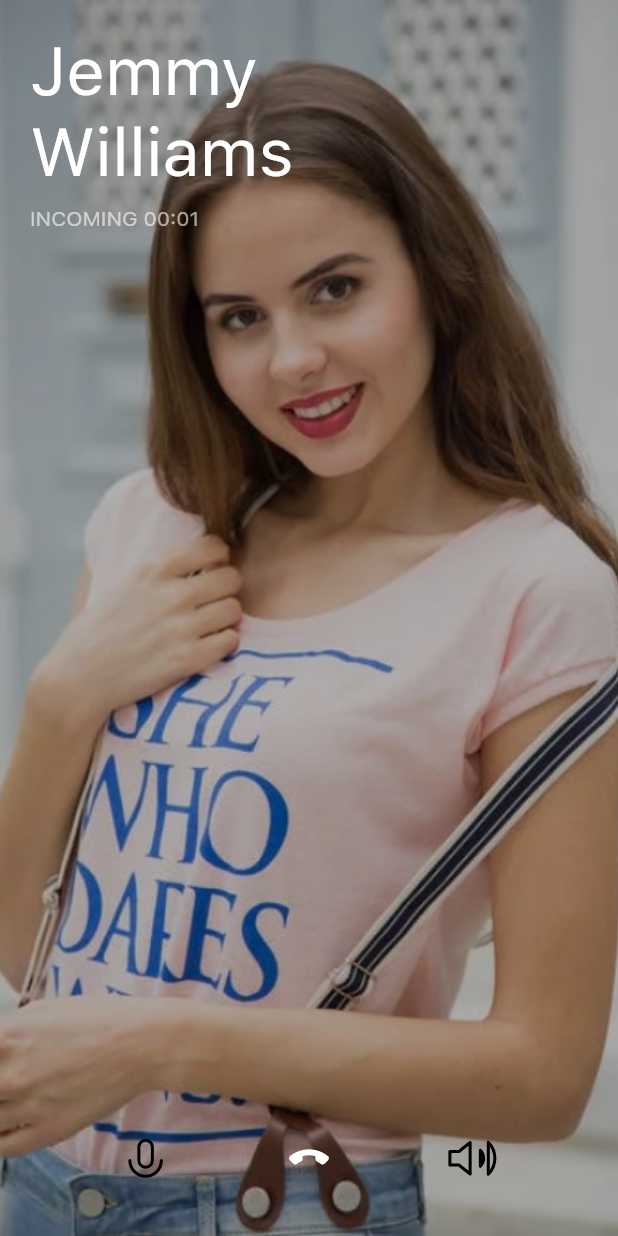
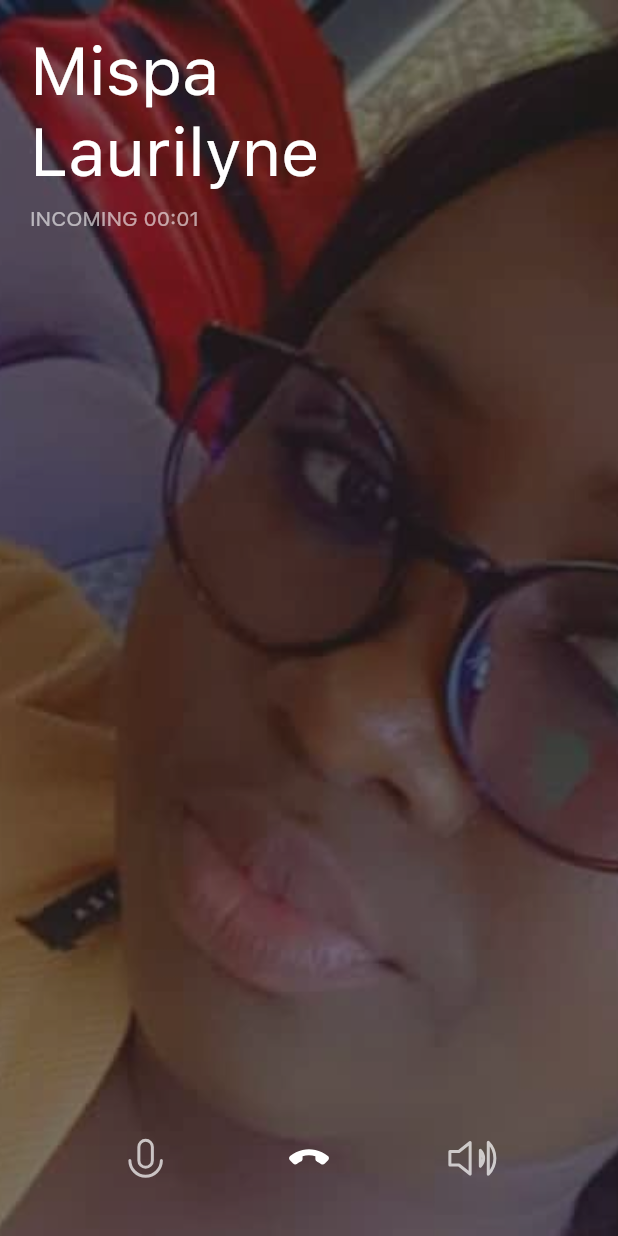
Before and after one commit to tizibienvenus/Projet_PEF_Call, a Flutter app: the AudioCallWithImage screen opened directly, on a phone screen of 412 x 824 dp. Run offline on Flutter 3.47's test engine with Material 2 defaults, Android fonts, the phone set to English and light mode, and no system bars; our stand-ins replace flutter_svg.

Commit message:
Ajout des images

```diff
--- a/lib/main.dart
+++ b/lib/main.dart
@@ -19,7 +19,7 @@ class MyApp extends StatelessWidget {
         fontFamily: "SF UI",
         visualDensity: VisualDensity.adaptivePlatformDensity,
       ),
-      home: GroupCallScreen(),
+      home: AudioCallWithImage(),
     );
   }
 }
--- a/lib/screens/audioCallWithImage/components/body.dart
+++ b/lib/screens/audioCallWithImage/components/body.dart
@@ -11,7 +11,7 @@ class Body extends StatelessWidget {
       children: [
         // Image
         Image.asset(
-          "assets/images/full_image.png",
+          "assets/images/barbara.jpg",
           fit: BoxFit.cover,
         ),
         // Black Layer
@@ -25,7 +25,7 @@ class Body extends StatelessWidget {
               crossAxisAlignment: CrossAxisAlignment.start,
               children: [
                 Text(
-                  "Jemmy \nWilliams",
+                  "Mispa \nLaurilyne",
                   style: Theme.of(context)
                       .textTheme
                       .headline3
@@ -45,16 +45,19 @@ class Body extends StatelessWidget {
                     RoundedButton(
                       press: () {},
                       iconSrc: "assets/icons/Icon Mic.svg",
+                      iconColor: Colors.white.withOpacity(0.7),
                     ),
                     RoundedButton(
                       press: () {},
                       color: kRedColor,
                       iconColor: Colors.white,
                       iconSrc: "assets/icons/call_end.svg",
+
                     ),
                     RoundedButton(
                       press: () {},
                       iconSrc: "assets/icons/Icon Volume.svg",
+                      iconColor: Colors.white.withOpacity(0.7),
                     ),
                   ],
                 ),
```
Also changed, not shown: assets/images/barbara.jpg (added), assets/images/foka.jpg (added), assets/images/mispa.jpg (added).
